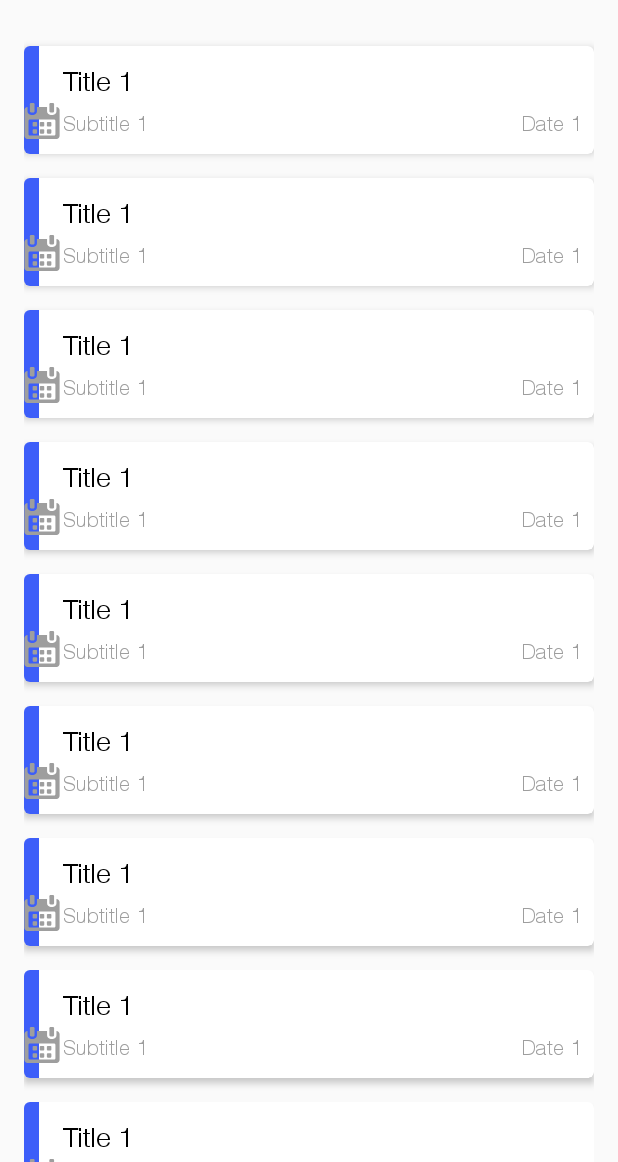
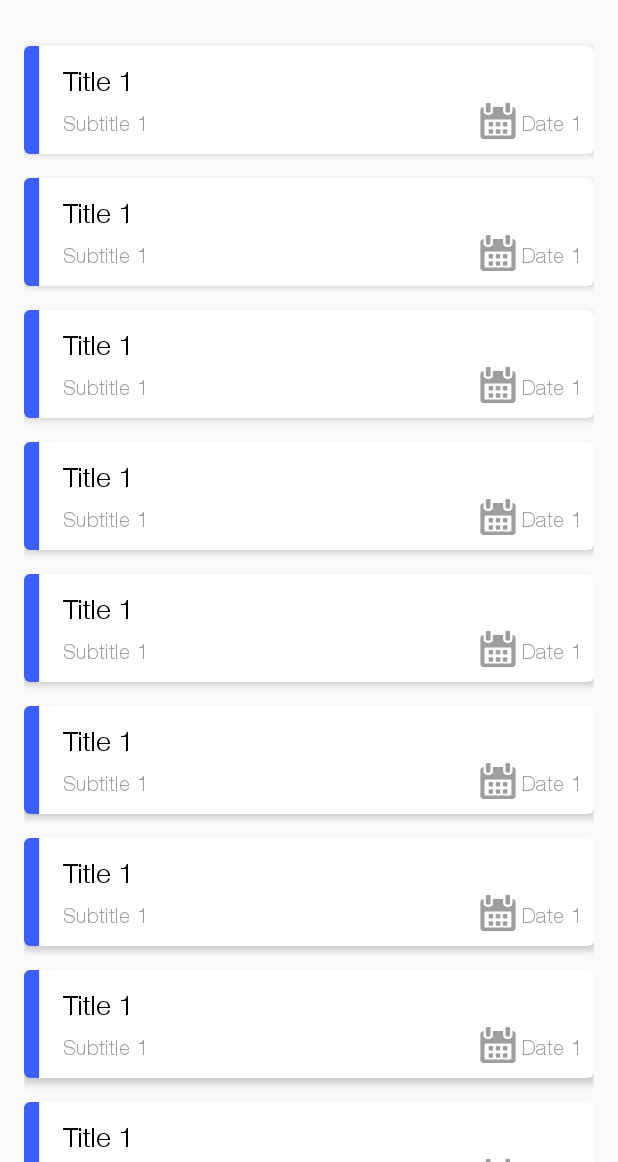
Before and after one commit to harikrishnanr994/medivault, an Android app: the HospitalViewActivity screen opened directly, with no data from a screen before it, on a phone screen of 412 x 824 dp, the part 74-1236 px from its top. Run offline under Robolectric (Android 15) with nearby library versions, the phone set to English and light mode, and no system bars.

Commit message:
RecyclerView Phase 2 Completed

```diff
--- a/app/src/main/res/layout/card_view_report.xml
+++ b/app/src/main/res/layout/card_view_report.xml
@@ -69,7 +69,7 @@
             android:layout_width="wrap_content"
             android:layout_height="wrap_content"
             app:srcCompat="@drawable/ic_calendar"
-            app:layout_constraintRight_toLeftOf="@+id/duration"
+            app:layout_constraintRight_toLeftOf="@+id/date"
             android:layout_marginRight="4dp"
             app:layout_constraintBottom_toBottomOf="parent"
             android:layout_marginBottom="10dp"
```
